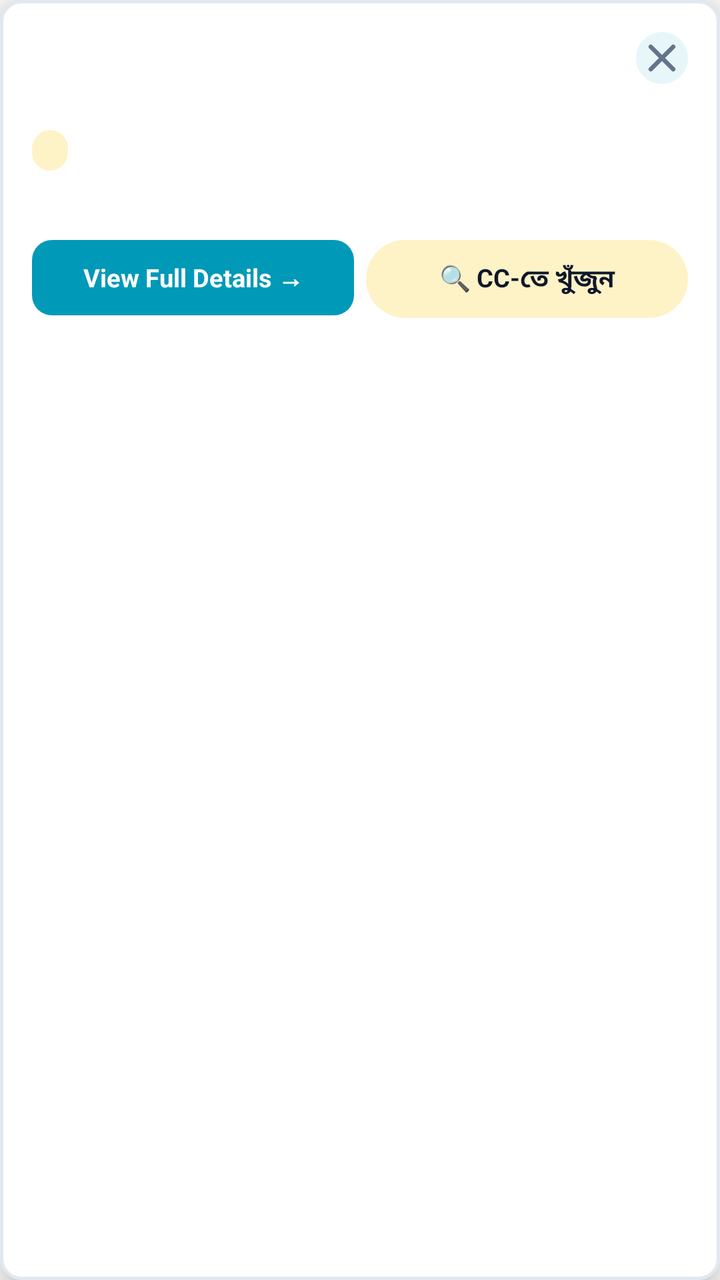
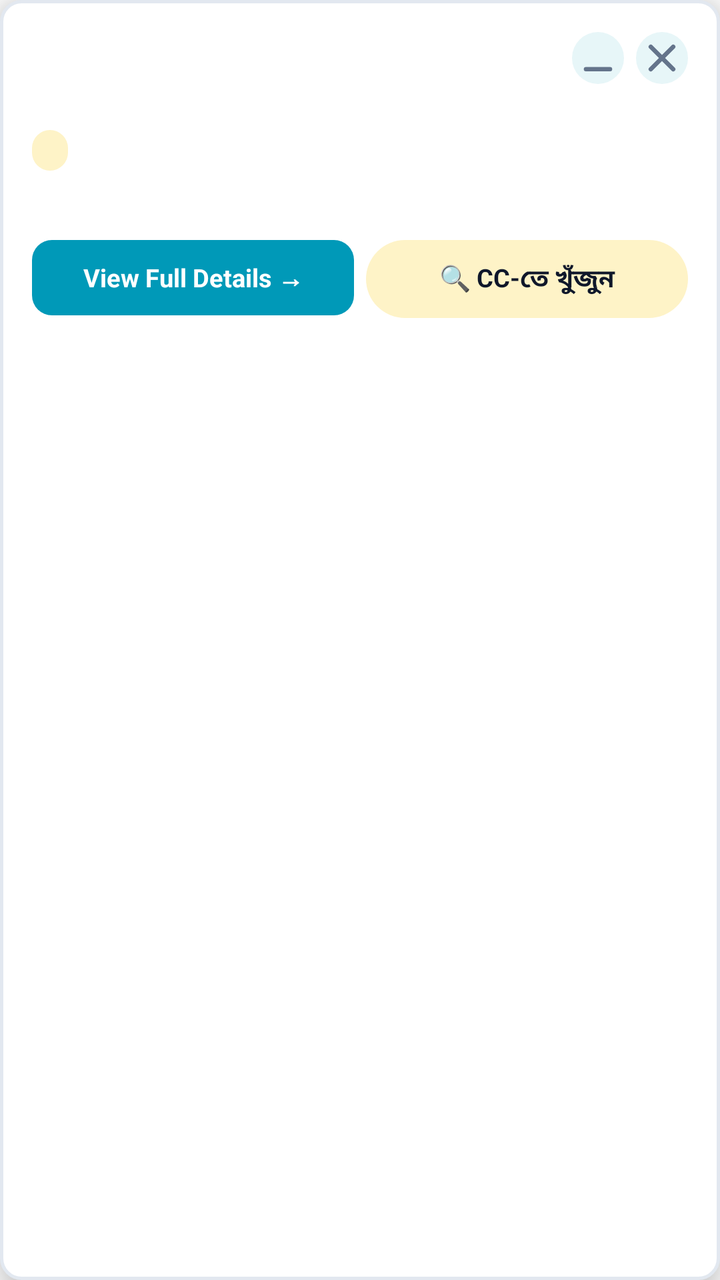

An Android layout rendered at two revisions. The XML below is the earlier revision; the diff shows what the commit changed to produce the second picture.
<!-- AndroidManifest.xml: application theme Theme.DataBridge -->
<!-- res/layout/overlay_incoming_call.xml -->
<?xml version="1.0" encoding="utf-8"?>
<LinearLayout xmlns:android="http://schemas.android.com/apk/res/android"
    android:layout_width="match_parent"
    android:layout_height="wrap_content"
    android:orientation="vertical"
    android:background="@drawable/bg_card_rounded"
    android:padding="16dp"
    android:elevation="12dp">

    <LinearLayout
        android:layout_width="match_parent"
        android:layout_height="wrap_content"
        android:orientation="horizontal"
        android:gravity="top">

        <LinearLayout
            android:layout_width="0dp"
            android:layout_height="wrap_content"
            android:layout_weight="1"
            android:orientation="vertical">

            <TextView
                android:id="@+id/tvOverlayName"
                android:layout_width="match_parent"
                android:layout_height="wrap_content"
                android:textSize="17sp"
                android:textStyle="bold"
                android:textColor="#0F172A"
                android:maxLines="1"
                android:ellipsize="end" />

            <TextView
                android:id="@+id/tvOverlayPhone"
                android:layout_width="match_parent"
                android:layout_height="wrap_content"
                android:textSize="12sp"
                android:textColor="#64748B"
                android:layout_marginTop="1dp" />
        </LinearLayout>

        <ImageButton
            android:id="@+id/btnOverlayClose"
            android:layout_width="26dp"
            android:layout_height="26dp"
            android:background="@drawable/bg_icon_button_chip"
            android:src="@drawable/ic_close_small"
            android:contentDescription="Dismiss"
            android:padding="6dp" />
    </LinearLayout>

    <LinearLayout
        android:layout_width="wrap_content"
        android:layout_height="wrap_content"
        android:orientation="horizontal"
        android:layout_marginTop="9dp">

        <TextView
            android:id="@+id/tvOverlayStatus"
            android:layout_width="wrap_content"
            android:layout_height="wrap_content"
            android:textSize="10.5sp"
            android:textStyle="bold"
            android:textColor="#B45309"
            android:background="@drawable/bg_overlay_badge_status"
            android:paddingHorizontal="9dp"
            android:paddingVertical="3dp"
            android:layout_marginEnd="6dp" />

        <TextView
            android:id="@+id/tvOverlayCod"
            android:layout_width="wrap_content"
            android:layout_height="wrap_content"
            android:textSize="10.5sp"
            android:textStyle="bold"
            android:textColor="#0099B8"
            android:background="@drawable/badge_bg_channel"
            android:paddingHorizontal="9dp"
            android:paddingVertical="3dp"
            android:visibility="gone" />
    </LinearLayout>

    <TextView
        android:id="@+id/tvOverlayAddress"
        android:layout_width="match_parent"
        android:layout_height="wrap_content"
        android:textSize="11.5sp"
        android:textColor="#475569"
        android:layout_marginTop="8dp"
        android:maxLines="2"
        android:ellipsize="end" />

    <TextView
        android:id="@+id/tvOverlayMore"
        android:layout_width="match_parent"
        android:layout_height="wrap_content"
        android:textSize="11sp"
        android:textStyle="bold"
        android:textColor="#0099B8"
        android:layout_marginTop="6dp"
        android:visibility="gone" />

    <TextView
        android:id="@+id/tvOverlayNoMatch"
        android:layout_width="match_parent"
        android:layout_height="wrap_content"
        android:textSize="11.5sp"
        android:textColor="#64748B"
        android:layout_marginTop="8dp"
        android:text="কোনো ম্যাচিং পার্সেল পাওয়া যায়নি"
        android:visibility="gone" />

    <LinearLayout
        android:layout_width="match_parent"
        android:layout_height="wrap_content"
        android:orientation="horizontal"
        android:layout_marginTop="11dp">

        <TextView
            android:id="@+id/btnOverlayViewDetails"
            android:layout_width="0dp"
            android:layout_height="wrap_content"
            android:layout_weight="1"
            android:layout_marginEnd="6dp"
            android:background="@drawable/bg_overlay_cta"
            android:text="View Full Details \u2192"
            android:textColor="#FFFFFF"
            android:textSize="12.5sp"
            android:textStyle="bold"
            android:gravity="center"
            android:paddingVertical="10dp" />

        <TextView
            android:id="@+id/btnOverlaySearch"
            android:layout_width="0dp"
            android:layout_height="wrap_content"
            android:layout_weight="1"
            android:background="@drawable/bg_overlay_badge_status"
            android:text="🔍 CC-তে খুঁজুন"
            android:textColor="#0F172A"
            android:textSize="12.5sp"
            android:textStyle="bold"
            android:gravity="center"
            android:paddingVertical="10dp" />

    </LinearLayout>

</LinearLayout>
<!-- resources referenced by this layout -->
<resources>
  <!-- drawable badge_bg_channel (drawable) -->
  <?xml version="1.0" encoding="utf-8"?>
  <shape xmlns:android="http://schemas.android.com/apk/res/android"
      android:shape="rectangle">
      <solid android:color="#E7F6F8" />
      <stroke android:width="1dp" android:color="#0099b8" />
      <corners android:radius="8dp" />
  </shape>
  <!-- drawable bg_card_rounded (drawable) -->
  <?xml version="1.0" encoding="utf-8"?>
  <shape xmlns:android="http://schemas.android.com/apk/res/android"
      android:shape="rectangle">
      <solid android:color="@color/theme_bg_card" />
      <stroke android:width="1.5dp" android:color="@color/theme_border" />
      <corners android:radius="10dp" />
  </shape>
  <!-- drawable bg_icon_button_chip (drawable) -->
  <?xml version="1.0" encoding="utf-8"?>
  <shape xmlns:android="http://schemas.android.com/apk/res/android"
      android:shape="oval">
      <solid android:color="#E7F6F8" />
  </shape>
  <!-- drawable bg_overlay_badge_status (drawable) -->
  <?xml version="1.0" encoding="utf-8"?>
  <shape xmlns:android="http://schemas.android.com/apk/res/android"
      android:shape="rectangle">
      <solid android:color="#FEF3C7" />
      <corners android:radius="20dp" />
  </shape>
  <!-- drawable bg_overlay_cta (drawable) -->
  <?xml version="1.0" encoding="utf-8"?>
  <shape xmlns:android="http://schemas.android.com/apk/res/android"
      android:shape="rectangle">
      <solid android:color="#0099B8" />
      <corners android:radius="10dp" />
  </shape>
  <!-- drawable ic_close_small (drawable) -->
  <?xml version="1.0" encoding="utf-8"?>
  <vector xmlns:android="http://schemas.android.com/apk/res/android"
      android:width="24dp"
      android:height="24dp"
      android:viewportWidth="24"
      android:viewportHeight="24">
      <path
          android:pathData="M6.4,6.4l11.2,11.2M17.6,6.4L6.4,17.6"
          android:strokeColor="#64748B"
          android:strokeWidth="2.2"
          android:strokeLineCap="round" />
  </vector>
  <style name="Theme.DataBridge" parent="Theme.MaterialComponents.DayNight.NoActionBar">
      <item name="colorPrimary">#00d4ff</item>
      <item name="colorPrimaryVariant">#16213e</item>
      <item name="colorOnPrimary">#ffffff</item>
      <item name="colorSecondary">#00d4ff</item>
      <item name="android:statusBarColor">#1a1a2e</item>
  </style>
  <color name="theme_bg_card">#ffffff</color>
  <color name="theme_border">#e2e8f0</color>
</resources>

<!-- the commit's change to res/layout/overlay_incoming_call.xml (unified diff, before → after) -->
@@ -1,146 +1,188 @@
 <?xml version="1.0" encoding="utf-8"?>
 <LinearLayout xmlns:android="http://schemas.android.com/apk/res/android"
-    android:layout_width="match_parent"
+    android:layout_width="300dp"
     android:layout_height="wrap_content"
     android:orientation="vertical"
     android:background="@drawable/bg_card_rounded"
     android:padding="16dp"
     android:elevation="12dp">
 
+    
     <LinearLayout
-        android:layout_width="match_parent"
-        android:layout_height="wrap_content"
-        android:orientation="horizontal"
-        android:gravity="top">
-
-        <LinearLayout
-            android:layout_width="0dp"
-            android:layout_height="wrap_content"
-            android:layout_weight="1"
-            android:orientation="vertical">
-
-            <TextView
-                android:id="@+id/tvOverlayName"
-                android:layout_width="match_parent"
-                android:layout_height="wrap_content"
-                android:textSize="17sp"
-                android:textStyle="bold"
-                android:textColor="#0F172A"
-                android:maxLines="1"
-                android:ellipsize="end" />
-
-            <TextView
-                android:id="@+id/tvOverlayPhone"
-                android:layout_width="match_parent"
-                android:layout_height="wrap_content"
-                android:textSize="12sp"
-                android:textColor="#64748B"
-                android:layout_marginTop="1dp" />
-        </LinearLayout>
-
-        <ImageButton
-            android:id="@+id/btnOverlayClose"
-            android:layout_width="26dp"
-            android:layout_height="26dp"
-            android:background="@drawable/bg_icon_button_chip"
-            android:src="@drawable/ic_close_small"
-            android:contentDescription="Dismiss"
-            android:padding="6dp" />
-    </LinearLayout>
-
-    <LinearLayout
+        android:id="@+id/llOverlayMinimized"
         android:layout_width="wrap_content"
         android:layout_height="wrap_content"
         android:orientation="horizontal"
-        android:layout_marginTop="9dp">
+        android:gravity="center_vertical"
+        android:visibility="gone">
 
         <TextView
-            android:id="@+id/tvOverlayStatus"
+            android:id="@+id/tvOverlayMinimizedLabel"
             android:layout_width="wrap_content"
             android:layout_height="wrap_content"
-            android:textSize="10.5sp"
+            android:textSize="13sp"
             android:textStyle="bold"
-            android:textColor="#B45309"
-            android:background="@drawable/bg_overlay_badge_status"
-            android:paddingHorizontal="9dp"
-            android:paddingVertical="3dp"
-            android:layout_marginEnd="6dp" />
+            android:textColor="#0F172A"
+            android:maxLines="1"
+            android:ellipsize="end"
+            android:maxWidth="140dp"
+            android:text="📞" />
+
+    </LinearLayout>
+
+    
+    <LinearLayout
+        android:id="@+id/llOverlayExpanded"
+        android:layout_width="match_parent"
+        android:layout_height="wrap_content"
+        android:orientation="vertical">
+
+        <LinearLayout
+            android:layout_width="match_parent"
+            android:layout_height="wrap_content"
+            android:orientation="horizontal"
+            android:gravity="top">
+
+            <LinearLayout
+                android:layout_width="0dp"
+                android:layout_height="wrap_content"
+                android:layout_weight="1"
+                android:orientation="vertical">
+
+                <TextView
+                    android:id="@+id/tvOverlayName"
+                    android:layout_width="match_parent"
+                    android:layout_height="wrap_content"
+                    android:textSize="17sp"
+                    android:textStyle="bold"
+                    android:textColor="#0F172A"
+                    android:maxLines="1"
+                    android:ellipsize="end" />
+
+                <TextView
+                    android:id="@+id/tvOverlayPhone"
+                    android:layout_width="match_parent"
+                    android:layout_height="wrap_content"
+                    android:textSize="12sp"
+                    android:textColor="#64748B"
+                    android:layout_marginTop="1dp" />
+            </LinearLayout>
+
+            <ImageButton
+                android:id="@+id/btnOverlayMinimize"
+                android:layout_width="26dp"
+                android:layout_height="26dp"
+                android:background="@drawable/bg_icon_button_chip"
+                android:src="@drawable/ic_minimize_small"
+                android:contentDescription="Minimize"
+                android:padding="6dp"
+                android:layout_marginEnd="6dp" />
+
+            <ImageButton
+                android:id="@+id/btnOverlayClose"
+                android:layout_width="26dp"
+                android:layout_height="26dp"
+                android:background="@drawable/bg_icon_button_chip"
+                android:src="@drawable/ic_close_small"
+                android:contentDescription="Dismiss"
+                android:padding="6dp" />
+        </LinearLayout>
+
+        <LinearLayout
+            android:layout_width="wrap_content"
+            android:layout_height="wrap_content"
+            android:orientation="horizontal"
+            android:layout_marginTop="9dp">
+
+            <TextView
+                android:id="@+id/tvOverlayStatus"
+                android:layout_width="wrap_content"
+                android:layout_height="wrap_content"
+                android:textSize="10.5sp"
+                android:textStyle="bold"
+                android:textColor="#B45309"
+                android:background="@drawable/bg_overlay_badge_status"
+                android:paddingHorizontal="9dp"
+                android:paddingVertical="3dp"
+                android:layout_marginEnd="6dp" />
+
+            <TextView
+                android:id="@+id/tvOverlayCod"
+                android:layout_width="wrap_content"
+                android:layout_height="wrap_content"
+                android:textSize="10.5sp"
+                android:textStyle="bold"
+                android:textColor="#0099B8"
+                android:background="@drawable/badge_bg_channel"
+                android:paddingHorizontal="9dp"
+                android:paddingVertical="3dp"
+                android:visibility="gone" />
+        </LinearLayout>
 
         <TextView
-            android:id="@+id/tvOverlayCod"
-            android:layout_width="wrap_content"
+            android:id="@+id/tvOverlayAddress"
+            android:layout_width="match_parent"
             android:layout_height="wrap_content"
-            android:textSize="10.5sp"
+            android:textSize="11.5sp"
+            android:textColor="#475569"
+            android:layout_marginTop="8dp"
+            android:maxLines="2"
+            android:ellipsize="end" />
+
+        <TextView
+            android:id="@+id/tvOverlayMore"
+            android:layout_width="match_parent"
+            android:layout_height="wrap_content"
+            android:textSize="11sp"
             android:textStyle="bold"
             android:textColor="#0099B8"
-            android:background="@drawable/badge_bg_channel"
-            android:paddingHorizontal="9dp"
-            android:paddingVertical="3dp"
+            android:layout_marginTop="6dp"
             android:visibility="gone" />
-    </LinearLayout>
-
-    <TextView
-        android:id="@+id/tvOverlayAddress"
-        android:layout_width="match_parent"
-        android:layout_height="wrap_content"
-        android:textSize="11.5sp"
-        android:textColor="#475569"
-        android:layout_marginTop="8dp"
-        android:maxLines="2"
-        android:ellipsize="end" />
-
-    <TextView
-        android:id="@+id/tvOverlayMore"
-        android:layout_width="match_parent"
-        android:layout_height="wrap_content"
-        android:textSize="11sp"
-        android:textStyle="bold"
-        android:textColor="#0099B8"
-        android:layout_marginTop="6dp"
-        android:visibility="gone" />
-
-    <TextView
-        android:id="@+id/tvOverlayNoMatch"
-        android:layout_width="match_parent"
-        android:layout_height="wrap_content"
-        android:textSize="11.5sp"
-        android:textColor="#64748B"
-        android:layout_marginTop="8dp"
-        android:text="কোনো ম্যাচিং পার্সেল পাওয়া যায়নি"
-        android:visibility="gone" />
-
-    <LinearLayout
-        android:layout_width="match_parent"
-        android:layout_height="wrap_content"
-        android:orientation="horizontal"
-        android:layout_marginTop="11dp">
 
         <TextView
-            android:id="@+id/btnOverlayViewDetails"
-            android:layout_width="0dp"
+            android:id="@+id/tvOverlayNoMatch"
+            android:layout_width="match_parent"
             android:layout_height="wrap_content"
-            android:layout_weight="1"
-            android:layout_marginEnd="6dp"
-            android:background="@drawable/bg_overlay_cta"
-            android:text="View Full Details \u2192"
-            android:textColor="#FFFFFF"
-            android:textSize="12.5sp"
-            android:textStyle="bold"
-            android:gravity="center"
-            android:paddingVertical="10dp" />
+            android:textSize="11.5sp"
+            android:textColor="#64748B"
+            android:layout_marginTop="8dp"
+            android:text="কোনো ম্যাচিং পার্সেল পাওয়া যায়নি"
+            android:visibility="gone" />
 
-        <TextView
-            android:id="@+id/btnOverlaySearch"
-            android:layout_width="0dp"
+        <LinearLayout
+            android:layout_width="match_parent"
             android:layout_height="wrap_content"
-            android:layout_weight="1"
-            android:background="@drawable/bg_overlay_badge_status"
-            android:text="🔍 CC-তে খুঁজুন"
-            android:textColor="#0F172A"
-            android:textSize="12.5sp"
-            android:textStyle="bold"
-            android:gravity="center"
-            android:paddingVertical="10dp" />
+            android:orientation="horizontal"
+            android:layout_marginTop="11dp">
+
+            <TextView
+                android:id="@+id/btnOverlayViewDetails"
+                android:layout_width="0dp"
+                android:layout_height="wrap_content"
+                android:layout_weight="1"
+                android:layout_marginEnd="6dp"
+                android:background="@drawable/bg_overlay_cta"
+                android:text="View Full Details \u2192"
+                android:textColor="#FFFFFF"
+                android:textSize="12.5sp"
+                android:textStyle="bold"
+                android:gravity="center"
+                android:paddingVertical="10dp" />
+
+            <TextView
+                android:id="@+id/btnOverlaySearch"
+                android:layout_width="0dp"
+                android:layout_height="wrap_content"
+                android:layout_weight="1"
+                android:background="@drawable/bg_overlay_badge_status"
+                android:text="🔍 CC-তে খুঁজুন"
+                android:textColor="#0F172A"
+                android:textSize="12.5sp"
+                android:textStyle="bold"
+                android:gravity="center"
+                android:paddingVertical="10dp" />
+
+        </LinearLayout>
 
     </LinearLayout>
 
<!-- resource entries referenced after the edit -->
@@ -49,6 +49,19 @@
           android:strokeWidth="2.2"
           android:strokeLineCap="round" />
   </vector>
+  <!-- drawable ic_minimize_small (drawable) -->
+  <?xml version="1.0" encoding="utf-8"?>
+  <vector xmlns:android="http://schemas.android.com/apk/res/android"
+      android:width="24dp"
+      android:height="24dp"
+      android:viewportWidth="24"
+      android:viewportHeight="24">
+      <path
+          android:pathData="M6,17.6L18,17.6"
+          android:strokeColor="#64748B"
+          android:strokeWidth="2.2"
+          android:strokeLineCap="round" />
+  </vector>
   <style name="Theme.DataBridge" parent="Theme.MaterialComponents.DayNight.NoActionBar">
       <item name="colorPrimary">#00d4ff</item>
       <item name="colorPrimaryVariant">#16213e</item>
